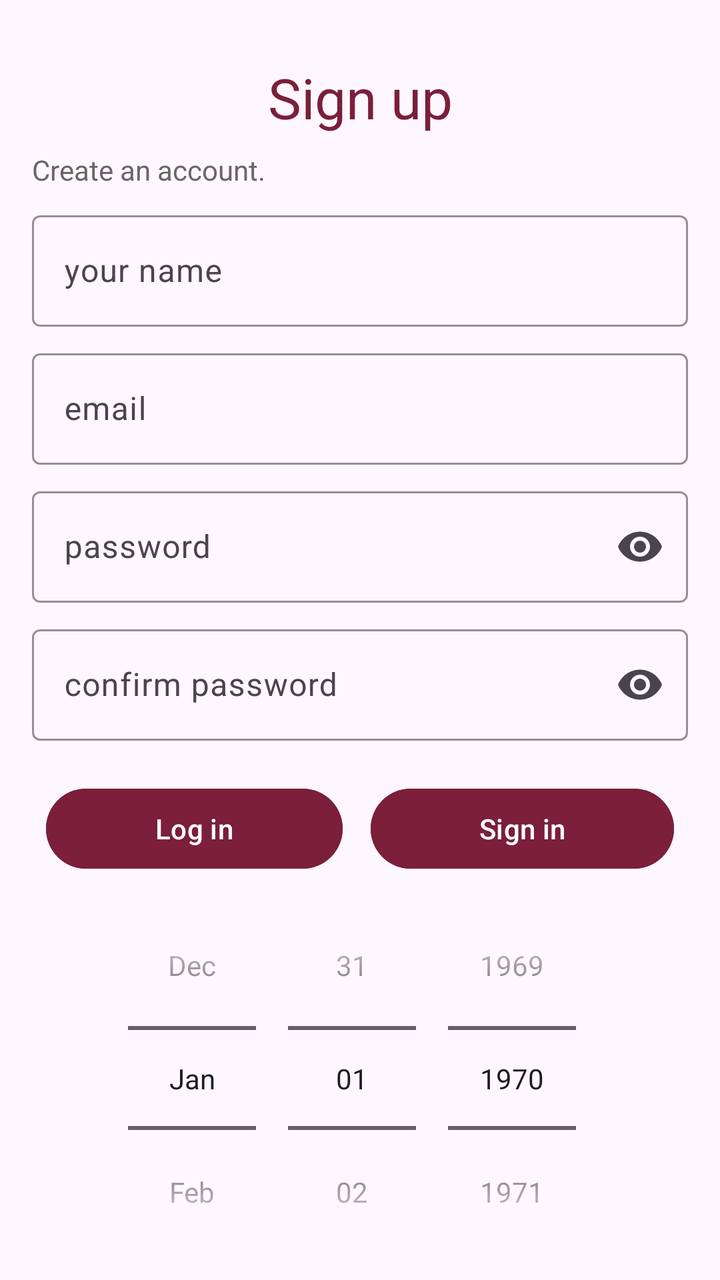
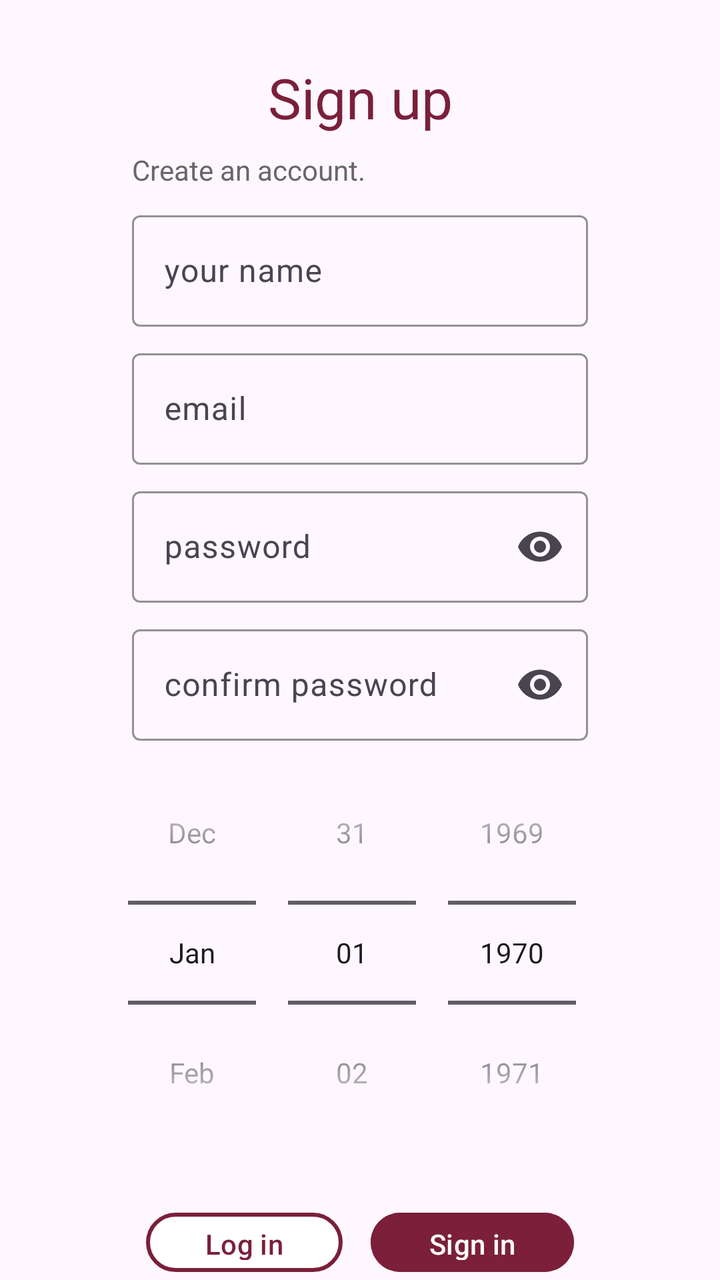

The first picture is an Android layout as it rendered before a commit; the second is the same layout after the commit. The layout source and the unified diff follow.
<!-- AndroidManifest.xml: application theme Theme.MovieApp -->
<!-- res/layout/activity_register.xml -->
<?xml version="1.0" encoding="utf-8"?>
<LinearLayout xmlns:android="http://schemas.android.com/apk/res/android"
    xmlns:app="http://schemas.android.com/apk/res-auto"
    xmlns:tools="http://schemas.android.com/tools"
    android:id="@+id/main"
    android:layout_width="match_parent"
    android:layout_height="match_parent"
    android:orientation="vertical"
    tools:context=".MainActivity">

    <TextView
        android:layout_width="match_parent"
        android:layout_height="wrap_content"
        android:layout_marginHorizontal="16dp"
        android:layout_marginTop="30dp"
        android:text="Sign up"
        android:textAlignment="center"
        android:textColor="@color/primary"
        android:textSize="28sp" />

    <TextView
        android:layout_width="match_parent"
        android:layout_height="wrap_content"
        android:layout_marginHorizontal="16dp"
        android:layout_marginTop="8dp"
        android:text="Create an account."
        android:textColor="@color/text" />

    <com.google.android.material.textfield.TextInputLayout
        android:layout_width="match_parent"
        android:layout_height="wrap_content"
        android:layout_marginHorizontal="16dp"
        android:layout_marginTop="8dp"
        android:hint="your name"
        app:boxStrokeColor="@color/primary"
        app:hintTextColor="@color/text">

        <com.google.android.material.textfield.TextInputEditText
            android:id="@+id/field_name"
            android:layout_width="match_parent"
            android:layout_height="wrap_content"
            android:inputType="text"

            />
    </com.google.android.material.textfield.TextInputLayout>

    <com.google.android.material.textfield.TextInputLayout
        android:layout_width="match_parent"
        android:layout_height="wrap_content"
        android:layout_marginHorizontal="16dp"
        android:layout_marginTop="8dp"
        android:hint="email"
        app:boxStrokeColor="@color/primary"
        app:hintTextColor="@color/text">

        <com.google.android.material.textfield.TextInputEditText
            android:id="@+id/field_email"
            android:layout_width="match_parent"
            android:layout_height="wrap_content"
            android:inputType="textEmailAddress"

            />
    </com.google.android.material.textfield.TextInputLayout>


    <com.google.android.material.textfield.TextInputLayout
        android:layout_width="match_parent"
        android:layout_height="wrap_content"
        android:layout_marginHorizontal="16dp"
        android:layout_marginTop="8dp"
        android:hint="password"
        app:boxStrokeColor="@color/primary"
        app:endIconMode="password_toggle"
        app:hintTextColor="@color/text">

        <com.google.android.material.textfield.TextInputEditText
            android:id="@+id/field_password"
            android:layout_width="match_parent"
            android:layout_height="wrap_content"
            android:inputType="textPassword"

            />
    </com.google.android.material.textfield.TextInputLayout>

    <com.google.android.material.textfield.TextInputLayout
        android:layout_width="match_parent"
        android:layout_height="wrap_content"
        android:layout_marginHorizontal="16dp"
        android:layout_marginTop="8dp"
        android:hint="confirm password"
        app:boxStrokeColor="@color/primary"
        app:endIconMode="password_toggle"
        app:hintTextColor="@color/text">

        <com.google.android.material.textfield.TextInputEditText
            android:id="@+id/field_confirm_password"
            android:layout_width="match_parent"
            android:layout_height="wrap_content"
            android:inputType="textPassword"

            />
    </com.google.android.material.textfield.TextInputLayout>


    <LinearLayout
        android:layout_width="match_parent"
        android:layout_height="wrap_content"
        android:layout_marginHorizontal="16dp"
        android:layout_marginTop="20dp"
        android:orientation="horizontal">

        <Button
            android:id="@+id/btn_in"
            android:layout_width="wrap_content"
            android:layout_height="wrap_content"
            android:layout_marginHorizontal="7dp"
            android:layout_weight="5"
            android:backgroundTint="@color/primary"
            android:text="Log in" />

        <Button
            android:id="@+id/btn_sign"
            android:layout_width="wrap_content"
            android:layout_height="wrap_content"
            android:layout_marginHorizontal="7dp"
            android:layout_weight="5"
            android:backgroundTint="@color/primary"
            android:text="Sign in" />
    </LinearLayout>


    <DatePicker
        android:id="@+id/datePicker"
        android:layout_width="match_parent"
        android:layout_height="wrap_content"
        android:calendarViewShown="false"
        android:datePickerMode="spinner" />


</LinearLayout>
<!-- resources referenced by this layout -->
<resources>
  <color name="primary">#7B1F3A</color>
  <color name="text">#676767</color>
  <style name="Theme.MovieApp" parent="Base.Theme.MovieApp" />
  <style name="Base.Theme.MovieApp" parent="Theme.Material3.DayNight.NoActionBar">
          
          
      </style>
</resources>

<!-- the commit's change to res/layout/activity_register.xml (unified diff, before → after) -->
@@ -6,7 +6,9 @@
     android:layout_width="match_parent"
     android:layout_height="match_parent"
     android:orientation="vertical"
-    tools:context=".MainActivity">
+    tools:context=".MainActivity"
+    android:gravity="center"
+    android:paddingHorizontal="50dp">
 
     <TextView
         android:layout_width="match_parent"
@@ -102,6 +104,14 @@
     </com.google.android.material.textfield.TextInputLayout>
 
 
+    <DatePicker
+        android:id="@+id/datePicker"
+        android:layout_width="match_parent"
+        android:layout_height="wrap_content"
+        android:calendarViewShown="false"
+        android:datePickerMode="spinner" />
+
+
     <LinearLayout
         android:layout_width="match_parent"
         android:layout_height="wrap_content"
@@ -115,8 +125,11 @@
             android:layout_height="wrap_content"
             android:layout_marginHorizontal="7dp"
             android:layout_weight="5"
-            android:backgroundTint="@color/primary"
-            android:text="Log in" />
+            android:text="Log in"
+            android:backgroundTint="@color/white"
+            android:textColor="@color/primary"
+            app:strokeColor="@color/primary"
+            app:strokeWidth="2dp"/>
 
         <Button
             android:id="@+id/btn_sign"
@@ -129,12 +142,5 @@
     </LinearLayout>
 
 
-    <DatePicker
-        android:id="@+id/datePicker"
-        android:layout_width="match_parent"
-        android:layout_height="wrap_content"
-        android:calendarViewShown="false"
-        android:datePickerMode="spinner" />
-
 
 </LinearLayout>
<!-- resource entries referenced after the edit -->
@@ -2,6 +2,7 @@
 <resources>
   <color name="primary">#7B1F3A</color>
   <color name="text">#676767</color>
+  <color name="white">#FFFFFFFF</color>
   <style name="Theme.MovieApp" parent="Base.Theme.MovieApp" />
   <style name="Base.Theme.MovieApp" parent="Theme.Material3.DayNight.NoActionBar">
           
